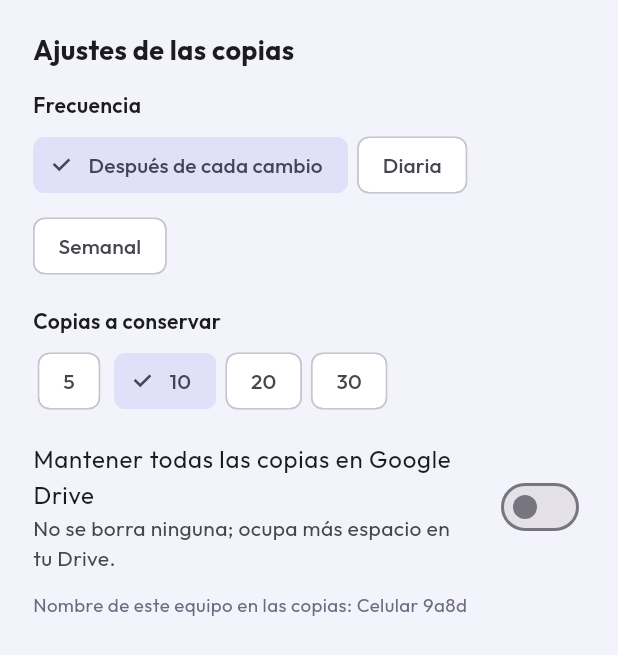
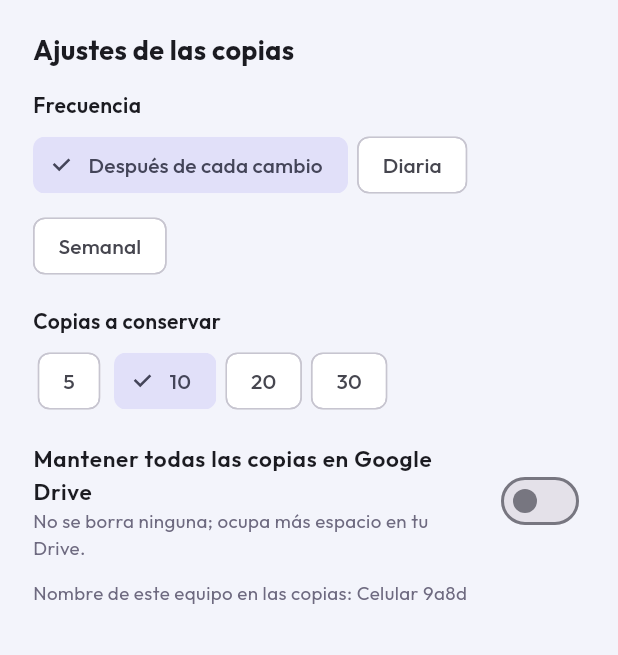
Before and after one commit to modocachimbo/kipu-docente, a Flutter app: the _AjustesCopias widget shown alone on an empty page, opened directly, on a phone screen of 412 x 824 dp. Shown: the top 655 px of the screen. Run offline on Flutter 3.47's test engine with Material 3 defaults, Android fonts, the phone set to English and light mode, and no system bars; our stand-ins replace drift, drift_flutter, file_picker, flutter_local_notifications, flutter_svg, flutter_tts and 4 more; missing offline and left inert: excel; accounts and stored records are empty; generated files the repository leaves out were written again; statements that could not run were skipped.

Commit message:
Copias: título del interruptor de Drive con el mismo estilo
Co-Authored-By: Claude Opus 5.5 <noreply@anthropic.com>
Claude-Session: https://claude.ai/code/session_01VyAi1NomVHLfEpvYKk8jvH

```diff
--- a/lib/screens/copias.dart
+++ b/lib/screens/copias.dart
@@ -998,8 +998,14 @@ class _AjustesCopias extends StatelessWidget {
             const SizedBox(height: 8),
             SwitchListTile(
               contentPadding: EdgeInsets.zero,
-              title: const Text('Mantener todas las copias en Google Drive'),
-              subtitle: const Text('No se borra ninguna; ocupa más espacio en tu Drive.'),
+              title: const Text(
+                'Mantener todas las copias en Google Drive',
+                style: TextStyle(fontSize: 15, fontWeight: FontWeight.w600),
+              ),
+              subtitle: const Text(
+                'No se borra ninguna; ocupa más espacio en tu Drive.',
+                style: TextStyle(fontSize: 12.5, color: KipuColores.gris),
+              ),
               value: a.todasEnDrive,
               onChanged: (v) => copias.cambiarAjustes(a.copiar(todasEnDrive: v)),
             ),
```
